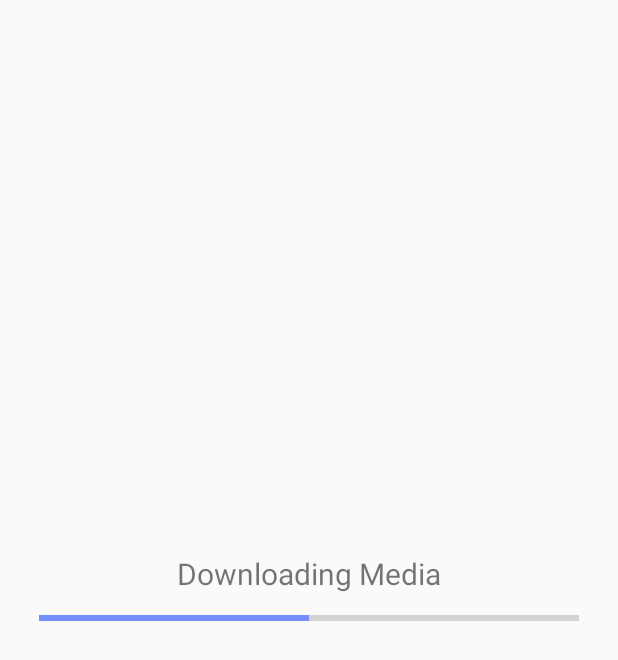
After one commit to AxonDragonScale/SyncPlayer, an Android app: the layout activity_download.xml on its own in the app's theme, with its tools: preview values and no code run, on a phone screen of 412 x 824 dp. The commit adds this screen. Shown: the top 660 px of the screen. Run offline under Robolectric (Android 15) with nearby library versions, the phone set to English and light mode, and no system bars.

Commit message:
Added DownloadActivity.
DownloadActivity uses FileReciever to get media and display progress.

```diff
--- a/app/src/main/java/com/sdpd/syncplayer/ClientActivity.java
+++ b/app/src/main/java/com/sdpd/syncplayer/ClientActivity.java
@@ -13,7 +13,6 @@ public class ClientActivity extends AppCompatActivity {
     HostListAdapter adapter;
     RecyclerView.LayoutManager layoutManager;
 
-    FileReceiver fr;
     Button btRefresh;
 
     NsdClient nsdClient;
@@ -29,8 +28,6 @@ public class ClientActivity extends AppCompatActivity {
 
         rvHostList.setLayoutManager(layoutManager);
         rvHostList.setAdapter(adapter);
-
-        fr = new FileReceiver("192.168.137.127",3078);
 
         nsdClient = new NsdClient(getApplicationContext(), adapter);
         nsdClient.discoverServices();
--- /dev/null
+++ b/app/src/main/res/layout/activity_download.xml
@@ -0,0 +1,57 @@
+<?xml version="1.0" encoding="utf-8"?>
+<android.support.constraint.ConstraintLayout xmlns:android="http://schemas.android.com/apk/res/android"
+    xmlns:app="http://schemas.android.com/apk/res-auto"
+    xmlns:tools="http://schemas.android.com/tools"
+    android:layout_width="match_parent"
+    android:layout_height="match_parent"
+    tools:context=".DownloadActivity">
+
+    <ProgressBar
+        android:id="@+id/pb_downloadProgess"
+        style="?android:attr/progressBarStyleHorizontal"
+        android:layout_width="360dp"
+        android:layout_height="wrap_content"
+        android:layout_marginStart="8dp"
+        android:layout_marginTop="8dp"
+        android:layout_marginEnd="8dp"
+        android:layout_marginBottom="8dp"
+        android:progress="50"
+        app:layout_constraintBottom_toBottomOf="parent"
+        app:layout_constraintEnd_toEndOf="parent"
+        app:layout_constraintStart_toStartOf="parent"
+        app:layout_constraintTop_toTopOf="parent" />
+
+    <TextView
+        android:id="@+id/tv_downloading"
+        android:layout_width="wrap_content"
+        android:layout_height="wrap_content"
+        android:layout_marginStart="8dp"
+        android:layout_marginTop="8dp"
+        android:layout_marginEnd="8dp"
+        android:layout_marginBottom="8dp"
+        android:text="Downloading Media"
+        android:textSize="20sp"
+        app:layout_constraintBottom_toTopOf="@+id/pb_downloadProgess"
+        app:layout_constraintEnd_toEndOf="parent"
+        app:layout_constraintStart_toStartOf="parent"
+        app:layout_constraintTop_toTopOf="parent"
+        app:layout_constraintVertical_bias="1.0" />
+
+    <TextView
+        android:id="@+id/tv_downloadProgess"
+        android:layout_width="wrap_content"
+        android:layout_height="wrap_content"
+        android:layout_marginStart="8dp"
+        android:layout_marginTop="8dp"
+        android:layout_marginEnd="8dp"
+        android:layout_marginBottom="8dp"
+        android:text=" "
+        android:textSize="20sp"
+        app:layout_constraintBottom_toBottomOf="parent"
+        app:layout_constraintEnd_toEndOf="parent"
+        app:layout_constraintStart_toStartOf="parent"
+        app:layout_constraintTop_toBottomOf="@+id/pb_downloadProgess"
+        app:layout_constraintVertical_bias="0.0" />
+
+
+</android.support.constraint.ConstraintLayout>
```
Also changed, not shown: app/src/main/java/com/sdpd/syncplayer/DownloadActivity.java (added, +40 -0 lines), app/src/main/java/com/sdpd/syncplayer/FileReceiver.java (+5 -2 lines), app/src/main/java/com/sdpd/syncplayer/Host.java (added, +16 -0 lines), app/src/main/java/com/sdpd/syncplayer/HostListAdapter.java (+4 -12 lines).
